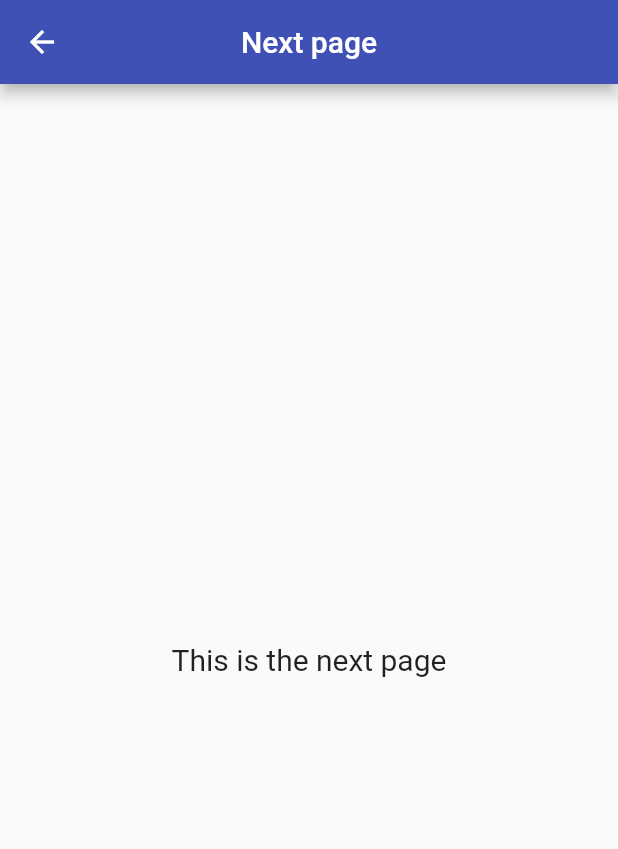
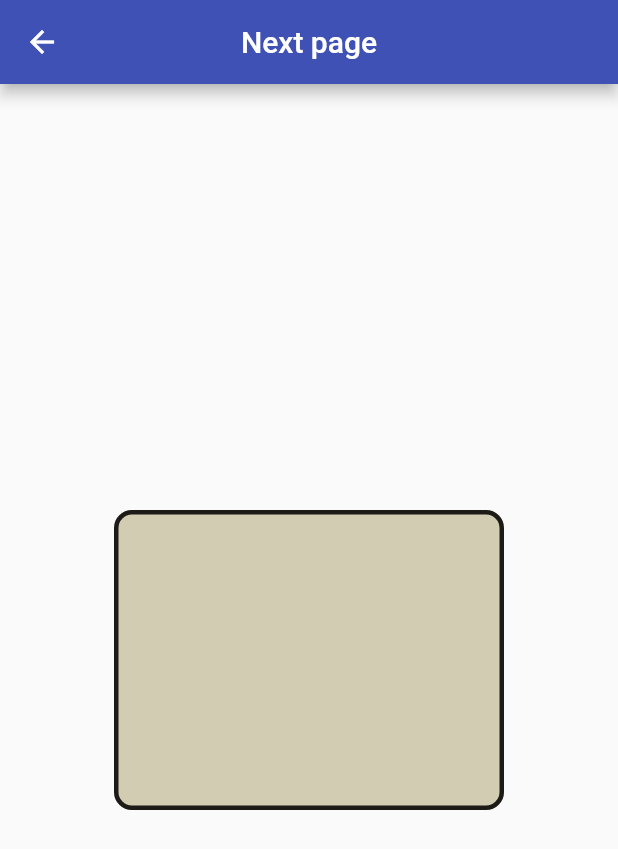
Before and after one commit to skravche/simple_flutter, a Flutter app: the MyContainerWidget screen opened directly, after a tap on the "navigate next" icon, on a phone screen of 412 x 824 dp. Shown: the top 849 px of the screen. Run offline on Flutter 3.47's test engine with Material 2 defaults, Android fonts, the phone set to English and light mode, and no system bars.

Commit message:
container #3

```diff
--- a/lib/new_mycontainer.dart
+++ b/lib/new_mycontainer.dart
@@ -1,31 +1,57 @@
 import 'package:flutter/material.dart';
 
 class MyContainerWidget extends StatelessWidget {
-  // final GlobalKey<ScaffoldState> scaffoldKey = GlobalKey<ScaffoldState>();
-  // final SnackBar snackBar = const SnackBar(content: Text('Showing Snackbar'));
+  final GlobalKey<ScaffoldState> scaffoldKey = GlobalKey<ScaffoldState>();
+  final SnackBar snackBar = const SnackBar(content: Text('Showing Snackbar'));
 
   @override
   void openPage(BuildContext context) {
     Navigator.push(context, MaterialPageRoute(
       builder: (BuildContext context) {
         return Scaffold(
-          appBar: AppBar(
-            title: const Text('Next page'),
-            centerTitle: true,
-          ),
-          body: const Center(
-            child: Text(
-              'This is the next page',
-              style: TextStyle(fontSize: 20),
+            appBar: AppBar(
+              centerTitle: true,
+              title: const Text('Next page'),
             ),
-          ),
-        );
+            body: Center(
+              child: Container(
+                width: 260,
+                height: 200,
+                // alignment: Alignment(0, 0),
+                alignment: Alignment.center,
+
+                decoration: BoxDecoration(
+                  color: const Color.fromRGBO(200, 192, 161, 0.8),
+                  border: Border.all(
+                    color: Colors.black87,
+                    width: 3,
+                  ),
+                  borderRadius: BorderRadius.circular(12),
+                ),
+
+                // child: Padding(
+                //   padding: const EdgeInsets.all(10.0),
+                //   child: Text('data'),
+                // ),
+
+                // child: Text('Next page info...'),
+                // color: Colors.grey[300],
+
+                // //text style
+                // // style: Theme.of(context)
+                // //     .textTheme
+                // //     .headline4
+                // //     .copyWith(color: Colors.black45)),
+                // alignment: Alignment(-0.9, -1),
+              ),
+            ));
       },
     ));
   }
 
   Widget build(BuildContext context) {
     return Scaffold(
+      key: scaffoldKey,
       appBar: AppBar(
         title: Text('SOME HEADER!'),
         actions: <Widget>[
```
Also changed, not shown: lib/main.dart (+4 -4 lines), lib/new_container_info.dart (+9 -7 lines).
